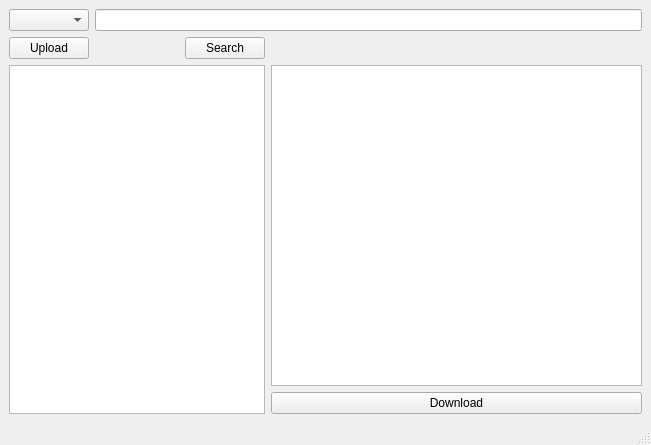
This is QTClient/untitled/MainWindow.ui in lap089/ServerImageLibrary as Qt 5 draws it before an edit. The edited form follows.
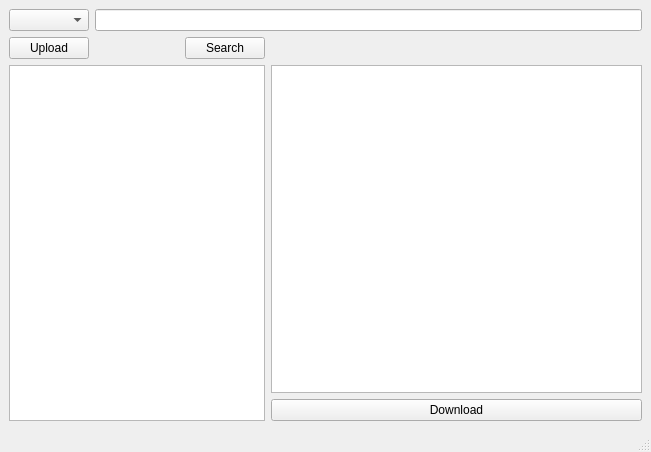
This is the edited form.

Patch:
```diff
--- a/QTClient/untitled/MainWindow.ui
+++ b/QTClient/untitled/MainWindow.ui
@@ -7,7 +7,7 @@
     <x>0</x>
     <y>0</y>
     <width>651</width>
-    <height>445</height>
+    <height>452</height>
    </rect>
   </property>
   <property name="windowTitle">
```
